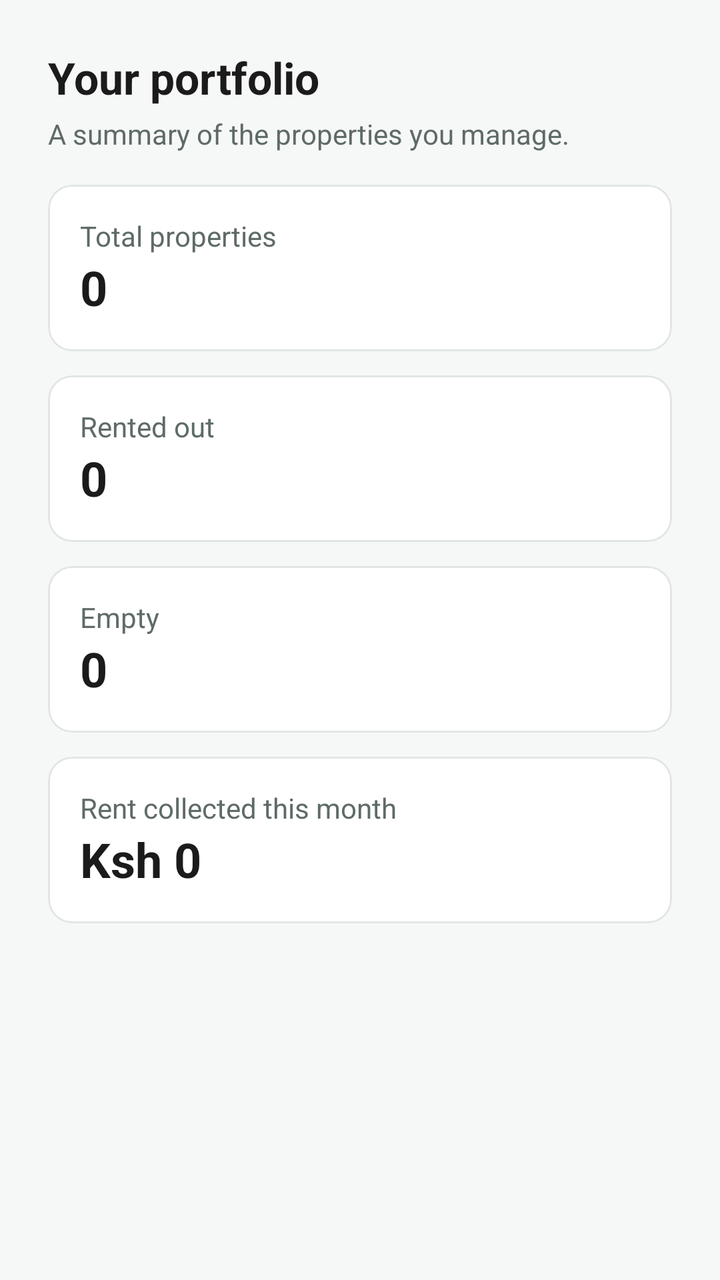
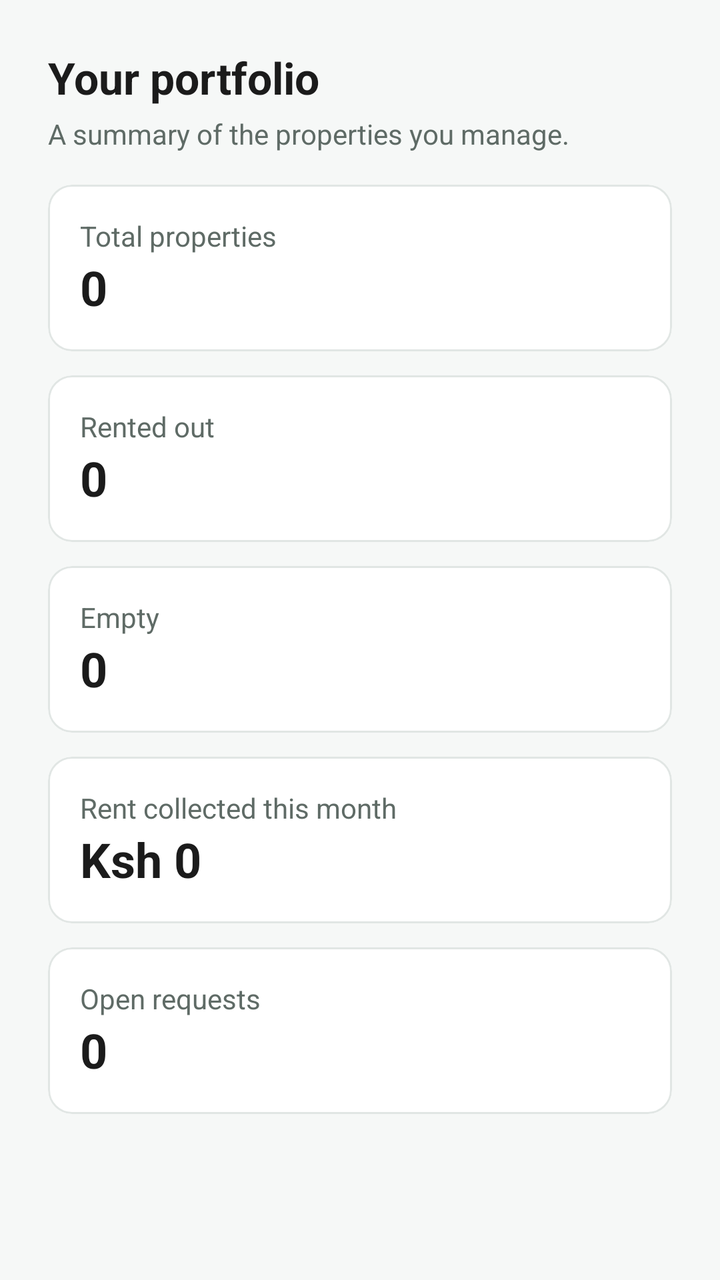

Before-and-after screenshots of an Android layout around one commit, followed by the original layout XML and the change that was made.
<!-- AndroidManifest.xml: application theme Theme.PropertyManagement -->
<!-- res/layout/fragment_dashboard.xml -->
<?xml version="1.0" encoding="utf-8"?>
<ScrollView xmlns:android="http://schemas.android.com/apk/res/android"
    xmlns:app="http://schemas.android.com/apk/res-auto"
    android:layout_width="match_parent"
    android:layout_height="match_parent"
    android:background="@color/background">

    <LinearLayout
        android:layout_width="match_parent"
        android:layout_height="wrap_content"
        android:orientation="vertical"
        android:padding="24dp">

        <TextView
            android:layout_width="wrap_content"
            android:layout_height="wrap_content"
            android:text="@string/dashboard_greeting"
            android:textColor="@color/text_primary"
            android:textSize="22sp"
            android:textStyle="bold" />

        <TextView
            android:layout_width="match_parent"
            android:layout_height="wrap_content"
            android:layout_marginTop="4dp"
            android:layout_marginBottom="16dp"
            android:text="@string/dashboard_subtitle"
            android:textColor="@color/text_secondary"
            android:textSize="14sp" />

        
        <com.google.android.material.card.MaterialCardView
            android:layout_width="match_parent"
            android:layout_height="wrap_content"
            android:layout_marginBottom="12dp"
            app:cardCornerRadius="12dp"
            app:cardElevation="0dp"
            app:strokeColor="@color/divider"
            app:strokeWidth="1dp">

            <LinearLayout
                android:layout_width="match_parent"
                android:layout_height="wrap_content"
                android:orientation="vertical"
                android:padding="16dp">

                <TextView
                    style="@style/CardTitle"
                    android:layout_width="wrap_content"
                    android:layout_height="wrap_content"
                    android:text="@string/total_properties" />

                <TextView
                    android:id="@+id/propertyCount"
                    style="@style/CardValue"
                    android:layout_width="wrap_content"
                    android:layout_height="wrap_content"
                    android:text="0" />
            </LinearLayout>
        </com.google.android.material.card.MaterialCardView>

        <com.google.android.material.card.MaterialCardView
            android:layout_width="match_parent"
            android:layout_height="wrap_content"
            android:layout_marginBottom="12dp"
            app:cardCornerRadius="12dp"
            app:cardElevation="0dp"
            app:strokeColor="@color/divider"
            app:strokeWidth="1dp">

            <LinearLayout
                android:layout_width="match_parent"
                android:layout_height="wrap_content"
                android:orientation="vertical"
                android:padding="16dp">

                <TextView
                    style="@style/CardTitle"
                    android:layout_width="wrap_content"
                    android:layout_height="wrap_content"
                    android:text="@string/occupied_properties" />

                <TextView
                    android:id="@+id/occupiedCount"
                    style="@style/CardValue"
                    android:layout_width="wrap_content"
                    android:layout_height="wrap_content"
                    android:text="0" />
            </LinearLayout>
        </com.google.android.material.card.MaterialCardView>

        <com.google.android.material.card.MaterialCardView
            android:layout_width="match_parent"
            android:layout_height="wrap_content"
            app:cardCornerRadius="12dp"
            app:cardElevation="0dp"
            app:strokeColor="@color/divider"
            app:strokeWidth="1dp">

            <LinearLayout
                android:layout_width="match_parent"
                android:layout_height="wrap_content"
                android:orientation="vertical"
                android:padding="16dp">

                <TextView
                    style="@style/CardTitle"
                    android:layout_width="wrap_content"
                    android:layout_height="wrap_content"
                    android:text="@string/vacant_properties" />

                <TextView
                    android:id="@+id/vacantCount"
                    style="@style/CardValue"
                    android:layout_width="wrap_content"
                    android:layout_height="wrap_content"
                    android:text="0" />
            </LinearLayout>
        </com.google.android.material.card.MaterialCardView>

        <com.google.android.material.card.MaterialCardView
            android:layout_width="match_parent"
            android:layout_height="wrap_content"
            android:layout_marginTop="12dp"
            app:cardCornerRadius="12dp"
            app:cardElevation="0dp"
            app:strokeColor="@color/divider"
            app:strokeWidth="1dp">

            <LinearLayout
                android:layout_width="match_parent"
                android:layout_height="wrap_content"
                android:orientation="vertical"
                android:padding="16dp">

                <TextView
                    style="@style/CardTitle"
                    android:layout_width="wrap_content"
                    android:layout_height="wrap_content"
                    android:text="@string/rent_collected" />

                <TextView
                    android:id="@+id/collectedAmount"
                    style="@style/CardValue"
                    android:layout_width="wrap_content"
                    android:layout_height="wrap_content"
                    android:text="Ksh 0" />
            </LinearLayout>
        </com.google.android.material.card.MaterialCardView>

    </LinearLayout>
</ScrollView>
<!-- resources referenced by this layout -->
<resources>
  <color name="background">#F6F8F7</color>
  <color name="divider">#E1E6E4</color>
  <color name="text_primary">#1B1B1B</color>
  <color name="text_secondary">#5F6B66</color>
  <string name="dashboard_greeting">Your portfolio</string>
  <string name="dashboard_subtitle">A summary of the properties you manage.</string>
  <string name="occupied_properties">Rented out</string>
  <string name="rent_collected">Rent collected this month</string>
  <string name="total_properties">Total properties</string>
  <string name="vacant_properties">Empty</string>
  <style name="CardTitle">
          <item name="android:textSize">14sp</item>
          <item name="android:textColor">@color/text_secondary</item>
      </style>
  <style name="CardValue">
          <item name="android:textSize">24sp</item>
          <item name="android:textStyle">bold</item>
          <item name="android:textColor">@color/text_primary</item>
      </style>
  <style name="Theme.PropertyManagement" parent="Theme.Material3.DayNight.NoActionBar">
          <item name="colorPrimary">@color/primary</item>
          <item name="colorOnPrimary">@color/white</item>
          <item name="colorSecondary">@color/secondary</item>
          <item name="colorOnSecondary">@color/white</item>
          <item name="android:colorBackground">@color/background</item>
          <item name="colorSurface">@color/surface</item>
          <item name="android:statusBarColor" tools:targetApi="l">@color/primary_dark</item>
      </style>
  <color name="primary">#1F6F5C</color>
  <color name="white">#FFFFFF</color>
  <color name="secondary">#E07A3F</color>
  <color name="surface">#FFFFFF</color>
  <color name="primary_dark">#14503F</color>
</resources>

<!-- the commit's change to res/layout/fragment_dashboard.xml (unified diff, before → after) -->
@@ -148,5 +148,34 @@
             </LinearLayout>
         </com.google.android.material.card.MaterialCardView>
 
+        <com.google.android.material.card.MaterialCardView
+            android:layout_width="match_parent"
+            android:layout_height="wrap_content"
+            android:layout_marginTop="12dp"
+            app:cardCornerRadius="12dp"
+            app:cardElevation="0dp"
+            app:strokeColor="@color/divider"
+            app:strokeWidth="1dp">
+
+            <LinearLayout
+                android:layout_width="match_parent"
+                android:layout_height="wrap_content"
+                android:orientation="vertical"
+                android:padding="16dp">
+
+                <TextView
+                    style="@style/CardTitle"
+                    android:layout_width="wrap_content"
+                    android:layout_height="wrap_content"
+                    android:text="@string/open_requests" />
+
+                <TextView
+                    android:id="@+id/openRequestCount"
+                    style="@style/CardValue"
+                    android:layout_width="wrap_content"
+                    android:layout_height="wrap_content"
+                    android:text="0" />
+            </LinearLayout>
+        </com.google.android.material.card.MaterialCardView>
     </LinearLayout>
 </ScrollView>
<!-- resource entries referenced after the edit -->
@@ -7,6 +7,7 @@
   <string name="dashboard_greeting">Your portfolio</string>
   <string name="dashboard_subtitle">A summary of the properties you manage.</string>
   <string name="occupied_properties">Rented out</string>
+  <string name="open_requests">Open requests</string>
   <string name="rent_collected">Rent collected this month</string>
   <string name="total_properties">Total properties</string>
   <string name="vacant_properties">Empty</string>
